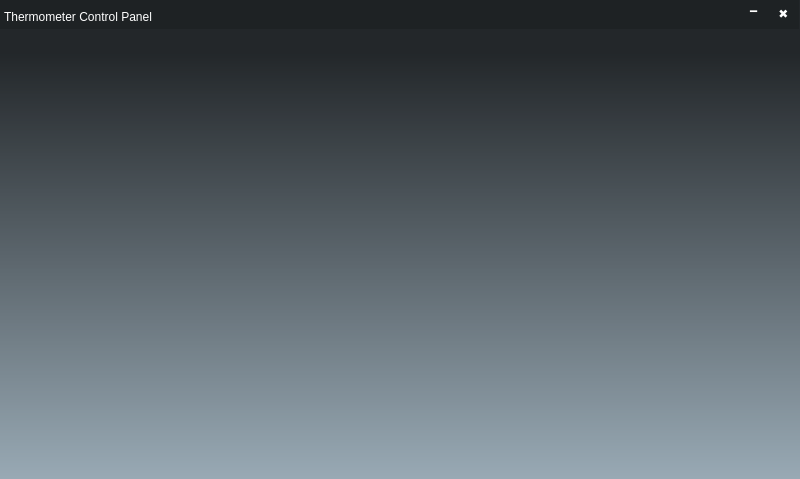
Qt form control_panel.ui (Aecef/DesignLab1) before a commit.
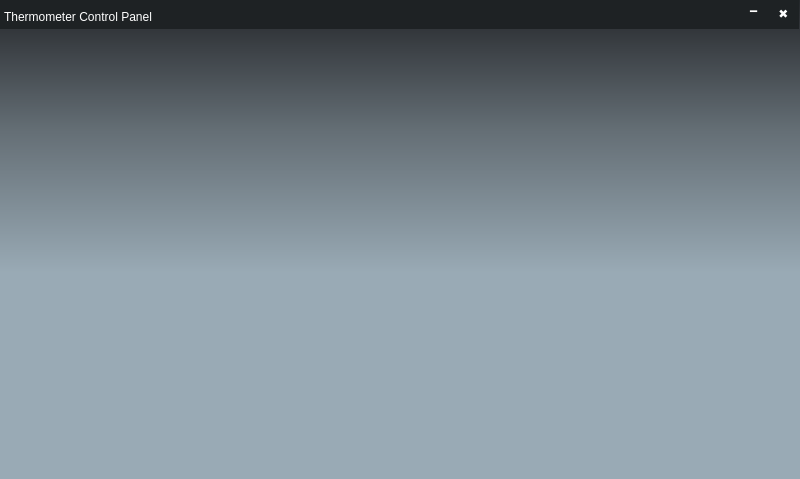
The same form after that commit.

Commit message: moved control_panel.ui back to main directory

```diff
--- a/control_panel.ui
+++ b/control_panel.ui
@@ -24,7 +24,7 @@
      </rect>
     </property>
     <property name="styleSheet">
-     <string notr="true">background-color: qlineargradient(spread:pad, x1:0, y1:1, x2:0, y2:0, stop:0 rgba(153, 170, 181, 255), stop:0.886364 rgba(35, 39, 42, 255), stop:1 rgba(35, 39, 42, 255));</string>
+     <string notr="true">background-color: qlineargradient(spread:pad, x1:0, y1:1, x2:0, y2:0, stop:0 rgba(153, 170, 181, 255), stop:0.431818 rgba(153, 170, 181, 255), stop:0.727273 rgba(100, 110, 117, 255), stop:0.965909 rgba(44, 47, 51, 255), stop:1 rgba(35, 39, 42, 255));</string>
     </property>
     <widget class="QWidget" name="widget_2" native="true">
      <property name="geometry">
```
The commit also changes 1 other file.
